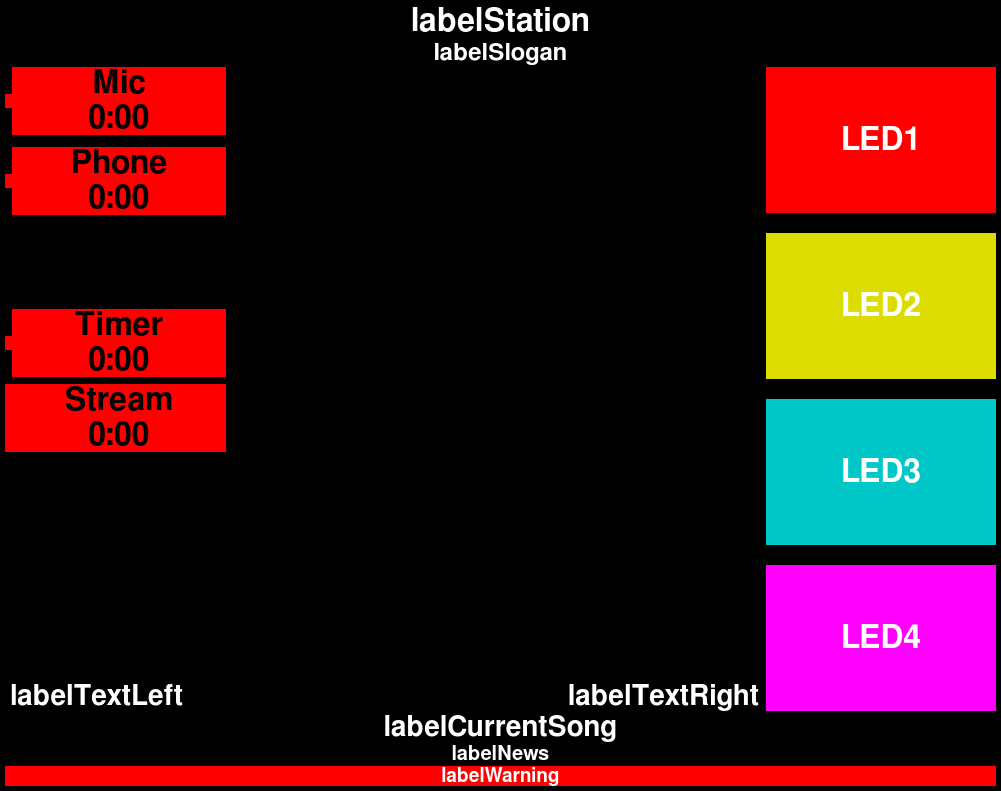
First picture: the form in mainscreen.ui, repository saschaludwig/OnAirScreen, before the edit.
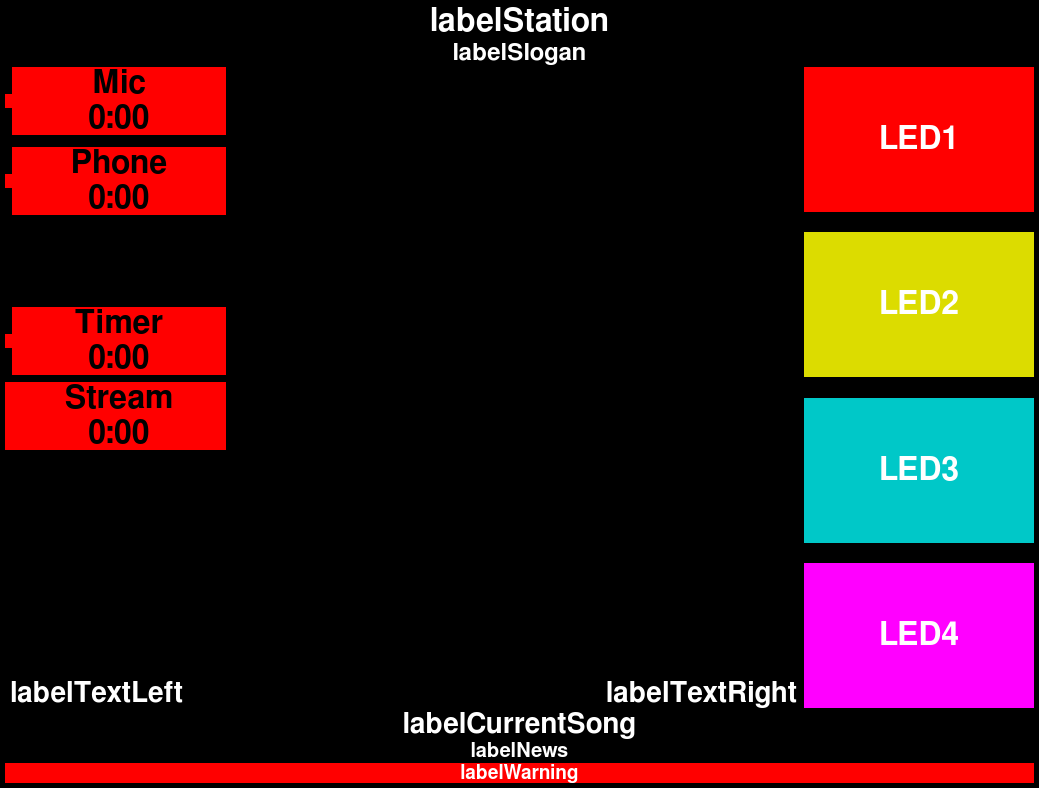
Second picture: the form after the edit. Icons and pictures are not drawn. Custom widgets are drawn as their Qt base class.

Commit message: fixed resize/overflow when text in NOW/NEXT/WARN is too long

```diff
--- a/mainscreen.ui
+++ b/mainscreen.ui
@@ -12,8 +12,8 @@
    <rect>
     <x>0</x>
     <y>0</y>
-    <width>1001</width>
-    <height>791</height>
+    <width>1039</width>
+    <height>788</height>
    </rect>
   </property>
   <property name="minimumSize">
@@ -568,6 +568,12 @@
        <property name="enabled">
         <bool>true</bool>
        </property>
+       <property name="sizePolicy">
+        <sizepolicy hsizetype="Ignored" vsizetype="Preferred">
+         <horstretch>0</horstretch>
+         <verstretch>0</verstretch>
+        </sizepolicy>
+       </property>
        <property name="font">
         <font>
          <family>FreeSans</family>
@@ -592,6 +598,12 @@
        <property name="enabled">
         <bool>true</bool>
        </property>
+       <property name="sizePolicy">
+        <sizepolicy hsizetype="Ignored" vsizetype="Preferred">
+         <horstretch>0</horstretch>
+         <verstretch>0</verstretch>
+        </sizepolicy>
+       </property>
        <property name="font">
         <font>
          <family>FreeSans</family>
@@ -613,6 +625,12 @@
      </item>
      <item>
       <widget class="QLabel" name="labelWarning">
+       <property name="sizePolicy">
+        <sizepolicy hsizetype="Ignored" vsizetype="Preferred">
+         <horstretch>0</horstretch>
+         <verstretch>0</verstretch>
+        </sizepolicy>
+       </property>
        <property name="font">
         <font>
          <family>FreeSans</family>
```
The commit also changes 2 other files.
